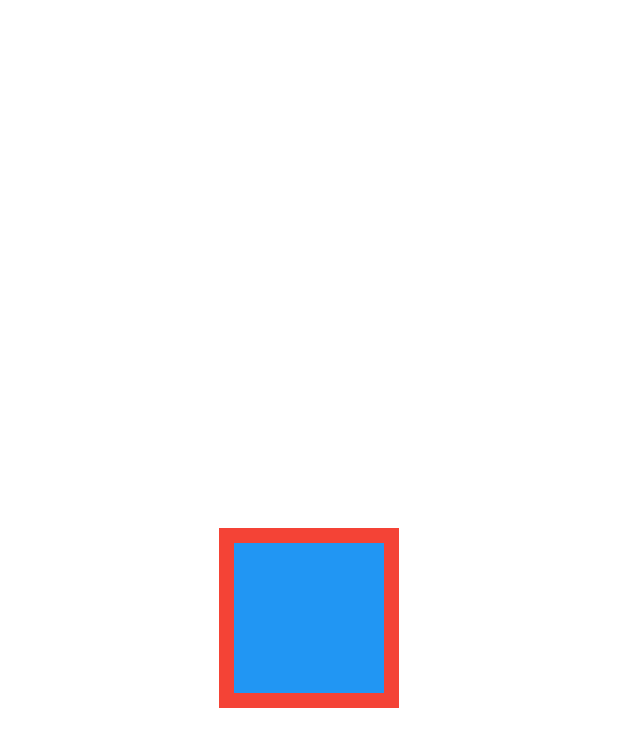
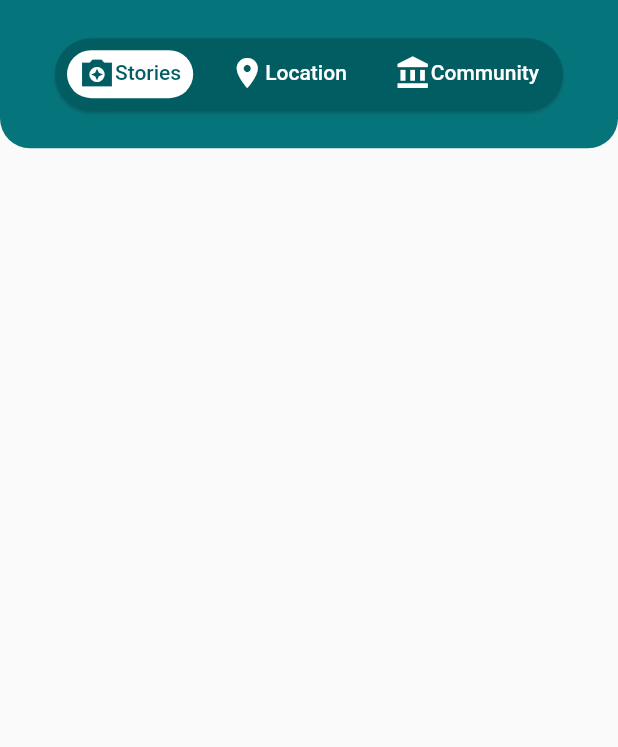
Before and after one commit to PramudiaPutra/flutter_ui_playground, a Flutter app: the screen it shows after launch, on a phone screen of 412 x 824 dp. Shown: the top 747 px of the screen. Run offline on Flutter 3.47's test engine with Material 2 defaults, Android fonts, the phone set to English and light mode, and no system bars.

Commit message:
custom appBar with PreferedSize

```diff
--- a/lib/main.dart
+++ b/lib/main.dart
@@ -1,22 +1,99 @@
+import 'package:flutter/cupertino.dart';
 import 'package:flutter/material.dart';
 
 void main() {
-  runApp(const MyApp());
+  runApp(const MaterialApp(home: MyApp()));
 }
 
-class MyApp extends StatelessWidget {
+class MyApp extends StatefulWidget {
   const MyApp({Key? key}) : super(key: key);
 
   @override
+  _MyAppState createState() => _MyAppState();
+}
+
+class _MyAppState extends State<MyApp> with SingleTickerProviderStateMixin {
+  static const Color recarbonPrimary = Color(0xff06747B);
+  static const recarbonSecondary = Color(0xff025D63);
+
+  TabBar tab = TabBar(
+      indicatorPadding: const EdgeInsets.all(8),
+      overlayColor: null,
+      unselectedLabelColor: Colors.white,
+      labelColor: recarbonSecondary,
+      isScrollable: true,
+      tabs: <Tab>[
+        Tab(
+          child: Row(
+            children: const [
+              Icon(Icons.camera_enhance_sharp),
+              Text('Stories'),
+            ],
+          ),
+        ),
+        Tab(
+          child: Row(
+            children: const [
+              Icon(Icons.location_on),
+              Text('Location'),
+            ],
+          ),
+        ),
+        Tab(
+          child: Row(
+            children: const [
+              Icon(Icons.account_balance),
+              Text('Community'),
+            ],
+          ),
+        ),
+      ],
+      indicator: BoxDecoration(
+        color: Colors.white,
+        borderRadius: BorderRadius.circular(50.0),
+      ));
+
+  @override
   Widget build(BuildContext context) {
-    return Align(
-      child: Container(
-        color: Colors.red,
-        padding: const EdgeInsets.all(10),
-        child: Container(
-          color: Colors.blue,
-          width: 100,
-          height: 100,
+    double screenHeight = MediaQuery.of(context).size.height;
+
+    return MaterialApp(
+      theme: ThemeData(
+          splashColor: Colors.transparent, highlightColor: Colors.transparent),
+      home: DefaultTabController(
+        length: 3,
+        child: Scaffold(
+          appBar: PreferredSize(
+            preferredSize: Size.fromHeight(screenHeight * 0.12),
+            child: Container(
+              decoration: const BoxDecoration(
+                  color: recarbonPrimary,
+                  borderRadius:
+                      BorderRadius.vertical(bottom: Radius.circular(20))),
+              child: Column(
+                mainAxisAlignment: MainAxisAlignment.center,
+                children: [
+                  Flexible(
+                    child: SizedBox(
+                      height: screenHeight * 0.054,
+                    ),
+                  ),
+                  Card(
+                    shape: RoundedRectangleBorder(
+                      borderRadius: BorderRadius.circular(50.0),
+                    ),
+                    color: recarbonSecondary,
+                    child: tab,
+                  ),
+                  Flexible(
+                    child: SizedBox(
+                      height: screenHeight * 0.054,
+                    ),
+                  ),
+                ],
+              ),
+            ),
+          ),
         ),
       ),
     );
--- a/pubspec.yaml
+++ b/pubspec.yaml
@@ -34,6 +34,7 @@ dependencies:
   # The following adds the Cupertino Icons font to your application.
   # Use with the CupertinoIcons class for iOS style icons.
   cupertino_icons: ^1.0.2
+  tab_indicator_styler: ^2.0.0
 
 dev_dependencies:
   flutter_test:
```
Also changed, not shown: pubspec.lock.
